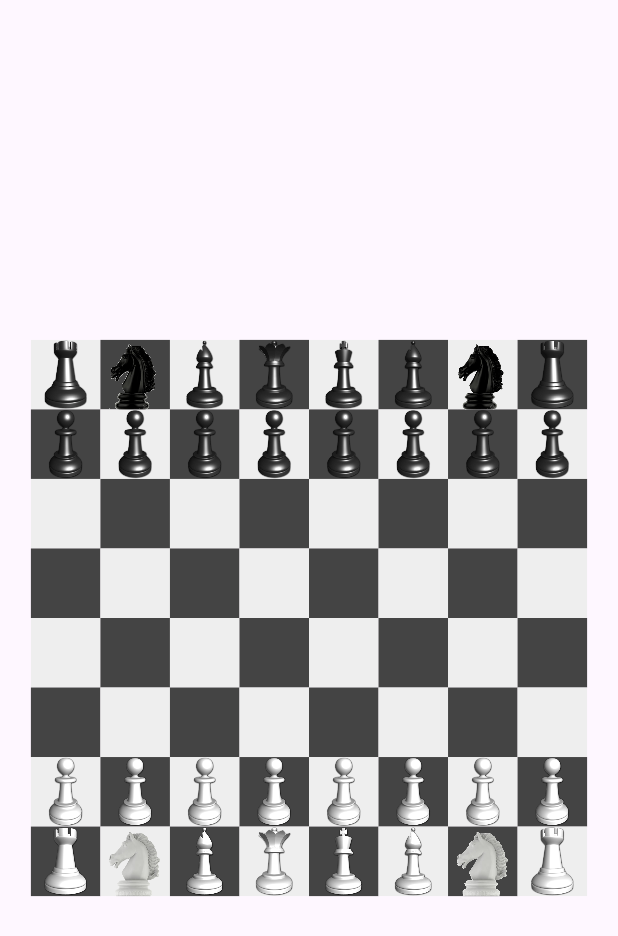
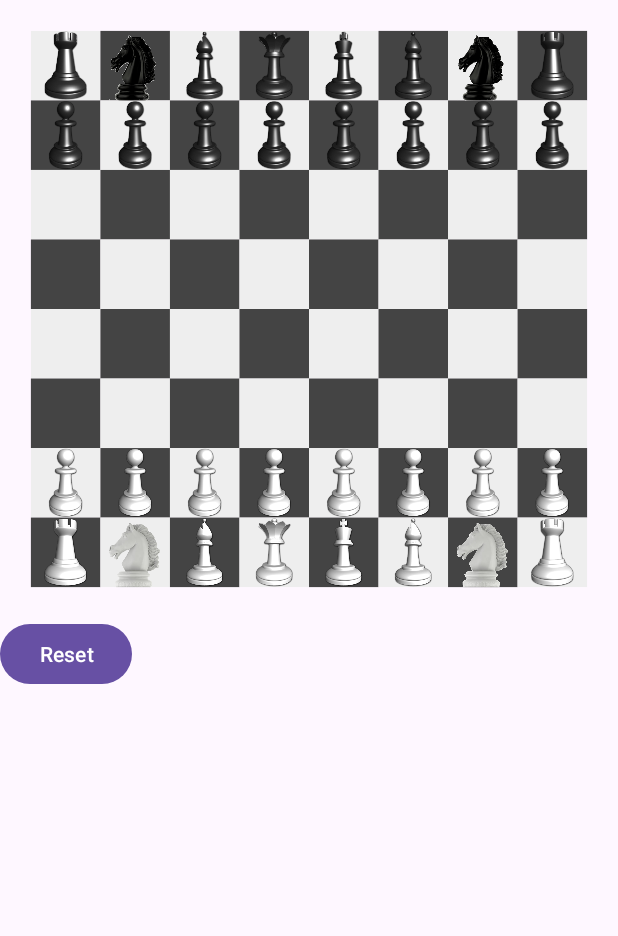
Before and after one commit to ChalkyTea/ChessGame, an Android app: the screen it shows after launch (MainActivity), on a phone screen of 412 x 824 dp. Shown: the top 936 px of the screen. Run offline under Robolectric (Android 15) with nearby library versions, the phone set to English and light mode, and no system bars.

Commit message:
Added reset button function

```diff
--- a/app/src/main/AndroidManifest.xml
+++ b/app/src/main/AndroidManifest.xml
@@ -14,7 +14,8 @@
         tools:targetApi="31">
         <activity
             android:name=".MainActivity"
-            android:exported="true">
+            android:exported="true"
+            android:screenOrientation="portrait">
             <intent-filter>
                 <action android:name="android.intent.action.MAIN" />
 
--- a/app/src/main/java/com/example/chessgame/ChessView.kt
+++ b/app/src/main/java/com/example/chessgame/ChessView.kt
@@ -51,6 +51,13 @@ class ChessView(context: Context?, attrs: AttributeSet?) : View(context, attrs)
 
     init{
         loadBitmaps()
+    }
+
+    //This override fun seem to cause the board to got off-center. Removing it will displace the reset offscreen
+    override fun onMeasure(widthMeasureSpec: Int, heightMeasureSpec: Int){
+        super.onMeasure(widthMeasureSpec, heightMeasureSpec)
+        val smaller = min(widthMeasureSpec, heightMeasureSpec)
+        setMeasuredDimension(smaller,smaller)
     }
 
     @RequiresApi(Build.VERSION_CODES.O)
--- a/app/src/main/java/com/example/chessgame/MainActivity.kt
+++ b/app/src/main/java/com/example/chessgame/MainActivity.kt
@@ -3,16 +3,24 @@ package com.example.chessgame
 import androidx.appcompat.app.AppCompatActivity
 import android.os.Bundle
 import android.util.Log
+import android.widget.Button
 
 const val TAG =  "MainActivity"
 class MainActivity : AppCompatActivity(), ChessDelegate {
 
     var chessModel = ChessModel()
+    private lateinit var chessView: ChessView
     override fun onCreate(savedInstanceState: Bundle?) {
         super.onCreate(savedInstanceState)
         setContentView(R.layout.activity_main)
 
-        findViewById<ChessView>(R.id.chess_view).chessDelegate = this
+        chessView =findViewById<ChessView>(R.id.chess_view)
+        chessView.chessDelegate = this
+
+        findViewById<Button>(R.id.reset_button).setOnClickListener{
+            chessModel.reset()
+            chessView.invalidate()
+        }
     }
 
     override fun pieceAt(col: Int, row: Int): ChessPiece? {
--- a/app/src/main/res/layout/activity_main.xml
+++ b/app/src/main/res/layout/activity_main.xml
@@ -1,8 +1,19 @@
 <?xml version="1.0" encoding="utf-8"?>
-<com.example.chessgame.ChessView
+<LinearLayout
     xmlns:android="http://schemas.android.com/apk/res/android"
-    android:id="@+id/chess_view"
     android:layout_width="match_parent"
-    android:layout_height="match_parent">
+    android:layout_height="match_parent"
+    android:layout_gravity="center"
+    android:orientation="vertical"
+    >
+    <com.example.chessgame.ChessView
+        android:id="@+id/chess_view"
+        android:layout_width="match_parent"
+        android:layout_height="match_parent"/>
 
-</com.example.chessgame.ChessView>
+    <Button
+        android:id="@+id/reset_button"
+        android:layout_width="wrap_content"
+        android:layout_height="wrap_content"
+        android:text="@string/reset_button" />
+</LinearLayout>
--- a/app/src/main/res/values/strings.xml
+++ b/app/src/main/res/values/strings.xml
@@ -1,3 +1,4 @@
 <resources>
     <string name="app_name">ChessGame</string>
+    <string name="reset_button">Reset</string>
 </resources>
```
